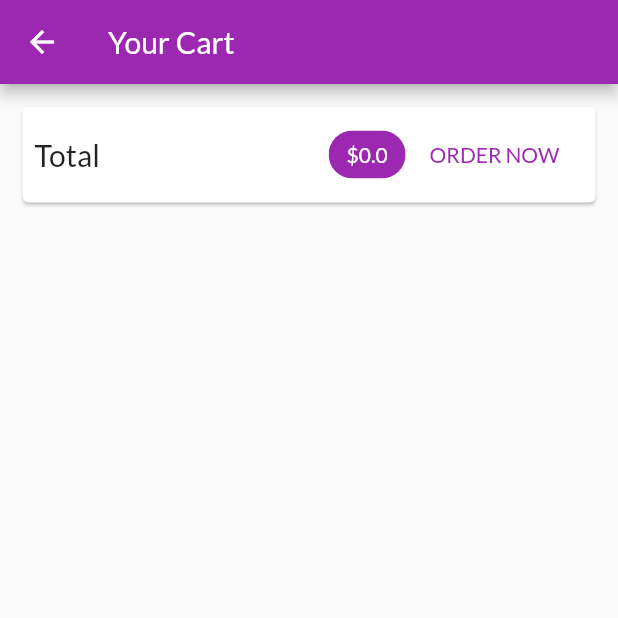
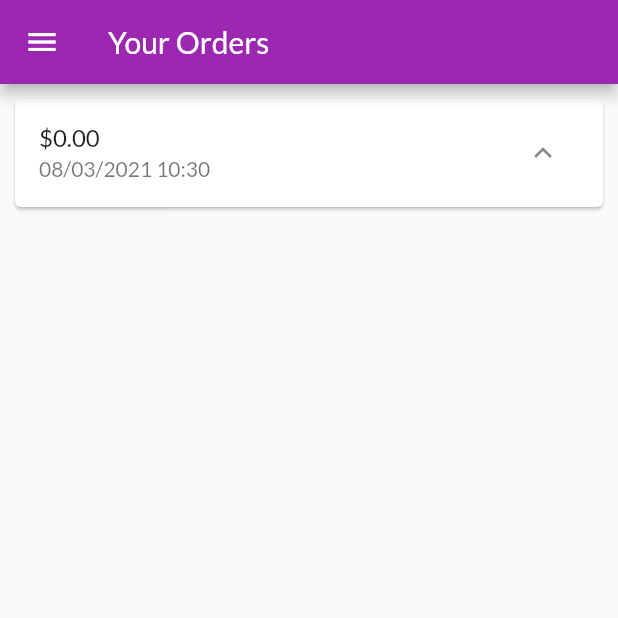
Before and after one commit to hassan1709/my-shop, a Flutter app: the CartScreen screen opened by its route, after a tap on "ORDER NOW", on a phone screen of 412 x 824 dp, the top half of it. Run offline on Flutter 3.47's test engine with Material 2 defaults, Android fonts, the phone set to English and light mode, and no system bars; network calls fail.

Commit message:
Orders management

```diff
--- a/lib/main.dart
+++ b/lib/main.dart
@@ -3,8 +3,10 @@ import 'package:provider/provider.dart';
 import 'screens/products_overview_screen.dart';
 import 'screens/product_detail_screen.dart';
 import 'screens/cart_screen.dart';
+import 'screens/orders_screen.dart';
 import 'providers/products_items_provider.dart';
 import 'providers/cart_items_provider.dart';
+import 'providers/orders_provider.dart';
 
 void main() {
   runApp(MyApp());
@@ -23,6 +25,9 @@ class MyApp extends StatelessWidget {
         ChangeNotifierProvider(
           create: (ctx) => CartItemsProvider(),
         ),
+        ChangeNotifierProvider(
+          create: (ctx) => OrdersProvider(),
+        ),
       ],
       child: MaterialApp(
         title: 'My Shop',
@@ -36,6 +41,7 @@ class MyApp extends StatelessWidget {
         routes: {
           ProductDetailScreen.routeName: (ctx) => ProductDetailScreen(),
           CartScreen.routeName: (ctx) => CartScreen(),
+          OrdersScreen.routeName: (ctx) => OrdersScreen(),
         },
       ),
     );
--- /dev/null
+++ b/lib/models/order.dart
@@ -0,0 +1,16 @@
+import 'package:flutter/foundation.dart';
+import '../models/cart.dart';
+
+class Order {
+  final String id;
+  final double amount;
+  final List<Cart> products;
+  final DateTime dateTime;
+
+  Order({
+    @required this.id,
+    @required this.amount,
+    @required this.products,
+    @required this.dateTime,
+  });
+}
--- a/lib/providers/cart_items_provider.dart
+++ b/lib/providers/cart_items_provider.dart
@@ -54,4 +54,9 @@ class CartItemsProvider with ChangeNotifier {
     _items.remove(productId);
     notifyListeners();
   }
+
+  void clear() {
+    _items = {};
+    notifyListeners();
+  }
 }
--- /dev/null
+++ b/lib/providers/orders_provider.dart
@@ -0,0 +1,29 @@
+import 'package:flutter/foundation.dart';
+import '../models/order.dart';
+import '../providers/cart_items_provider.dart';
+import '../models/order.dart';
+import '../models/cart.dart';
+
+class OrdersProvider with ChangeNotifier {
+  List<Order> _orders = [];
+
+  List<Order> get orders {
+    return [..._orders];
+  }
+
+  void addOrder(
+    List<Cart> cartProducts,
+    double total,
+  ) {
+    _orders.insert(
+        0,
+        Order(
+          id: DateTime.now().toString(),
+          amount: total,
+          dateTime: DateTime.now(),
+          products: cartProducts,
+        ));
+
+    notifyListeners();
+  }
+}
--- a/lib/screens/cart_screen.dart
+++ b/lib/screens/cart_screen.dart
@@ -1,7 +1,9 @@
 import 'package:flutter/material.dart';
 import 'package:provider/provider.dart';
 import '../providers/cart_items_provider.dart';
+import '../providers/orders_provider.dart';
 import '../widgets/cart_item.dart';
+import 'orders_screen.dart';
 
 class CartScreen extends StatelessWidget {
   static const routeName = '/cart';
@@ -28,14 +30,21 @@ class CartScreen extends StatelessWidget {
                   Spacer(),
                   Chip(
                     label: Text(
-                      '\$${cartItemsProvider.totalAmount}',
+                      '\$${cartItemsProvider.totalAmount.toStringAsFixed(2)}',
                       style: TextStyle(color: Theme.of(context).primaryTextTheme.headline6.color),
                     ),
                     backgroundColor: Theme.of(context).primaryColor,
                   ),
                   FlatButton(
                     child: Text('ORDER NOW'),
-                    onPressed: () {},
+                    onPressed: () {
+                      Provider.of<OrdersProvider>(context, listen: false).addOrder(
+                        cartItemsProvider.items.values.toList(),
+                        cartItemsProvider.totalAmount,
+                      );
+                      cartItemsProvider.clear();
+                      Navigator.of(context).pushNamed(OrdersScreen.routeName);
+                    },
                     textColor: Theme.of(context).primaryColor,
                   ),
                 ],
--- /dev/null
+++ b/lib/screens/orders_screen.dart
@@ -0,0 +1,24 @@
+import 'package:flutter/material.dart';
+import 'package:provider/provider.dart';
+import '../providers/orders_provider.dart';
+import '../widgets/order-item.dart';
+import '../widgets/app_drawer.dart';
+
+class OrdersScreen extends StatelessWidget {
+  static const routeName = '/orders';
+
+  @override
+  Widget build(BuildContext context) {
+    final ordersProvider = Provider.of<OrdersProvider>(context, listen: false);
+    return Scaffold(
+      appBar: AppBar(
+        title: Text('Your Orders'),
+      ),
+      drawer: AppDrawer(),
+      body: ListView.builder(
+        itemCount: ordersProvider.orders.length,
+        itemBuilder: (ctx, i) => OrderItem(ordersProvider.orders[i]),
+      ),
+    );
+  }
+}
--- a/lib/screens/products_overview_screen.dart
+++ b/lib/screens/products_overview_screen.dart
@@ -2,6 +2,7 @@ import 'package:flutter/material.dart';
 import 'package:provider/provider.dart';
 import '../widgets/products_grid.dart';
 import '../widgets/badge.dart';
+import '../widgets/app_drawer.dart';
 import '../providers/cart_items_provider.dart';
 import '../screens/cart_screen.dart';
 
@@ -55,6 +56,7 @@ class _ProductOverviewScreenState extends State<ProductOverviewScreen> {
           ),
         ],
       ),
+      drawer: AppDrawer(),
       body: ProductsGrid(_showOnlyFavourites),
     );
   }
--- /dev/null
+++ b/lib/widgets/app_drawer.dart
@@ -0,0 +1,34 @@
+import 'package:flutter/material.dart';
+import '../screens/orders_screen.dart';
+
+class AppDrawer extends StatelessWidget {
+  @override
+  Widget build(BuildContext context) {
+    return Drawer(
+      child: Column(
+        children: <Widget>[
+          AppBar(
+            title: Text('Hi Mate!'),
+            automaticallyImplyLeading: false,
+          ),
+          Divider(),
+          ListTile(
+            leading: Icon(Icons.shop),
+            title: Text('Shop'),
+            onTap: () {
+              Navigator.of(context).pushReplacementNamed('/');
+            },
+          ),
+          Divider(),
+          ListTile(
+            leading: Icon(Icons.payment),
+            title: Text('Orders'),
+            onTap: () {
+              Navigator.of(context).pushReplacementNamed(OrdersScreen.routeName);
+            },
+          ),
+        ],
+      ),
+    );
+  }
+}
--- /dev/null
+++ b/lib/widgets/order-item.dart
@@ -0,0 +1,70 @@
+import 'package:flutter/material.dart';
+import 'dart:math';
+import 'package:intl/intl.dart';
+import '../models/order.dart';
+
+class OrderItem extends StatefulWidget {
+  final Order order;
+
+  OrderItem(this.order);
+
+  @override
+  _OrderItemState createState() => _OrderItemState();
+}
+
+class _OrderItemState extends State<OrderItem> {
+  var _expanded = false;
+
+  @override
+  Widget build(BuildContext context) {
+    return Card(
+      margin: EdgeInsets.all(10),
+      child: Column(
+        children: <Widget>[
+          ListTile(
+            title: Text('\$${widget.order.amount.toStringAsFixed(2)}'),
+            subtitle: Text(DateFormat('dd/MM/yyyy hh:mm').format(widget.order.dateTime)),
+            trailing: IconButton(
+              icon: Icon(_expanded ? Icons.expand_more : Icons.expand_less),
+              onPressed: () {
+                setState(() {
+                  _expanded = !_expanded;
+                });
+              },
+            ),
+          ),
+          if (_expanded)
+            Container(
+              padding: EdgeInsets.all(15),
+              height: min(widget.order.products.length * 20.0 + 20, 100),
+              child: ListView(
+                children: widget.order.products
+                    .map(
+                      (prod) => Row(
+                        mainAxisAlignment: MainAxisAlignment.spaceBetween,
+                        children: <Widget>[
+                          Text(
+                            prod.title,
+                            style: TextStyle(
+                              fontSize: 18,
+                              fontWeight: FontWeight.bold,
+                            ),
+                          ),
+                          Text(
+                            '${prod.quantity}x \$${prod.price}',
+                            style: TextStyle(
+                              fontSize: 18,
+                              color: Colors.grey,
+                            ),
+                          ),
+                        ],
+                      ),
+                    )
+                    .toList(),
+              ),
+            ),
+        ],
+      ),
+    );
+  }
+}
--- a/pubspec.yaml
+++ b/pubspec.yaml
@@ -24,6 +24,7 @@ dependencies:
   flutter:
     sdk: flutter
   provider: ^4.3.3
+  intl: ^0.17.0
 
 
   # The following adds the Cupertino Icons font to your application.
```
Also changed, not shown: pubspec.lock.
